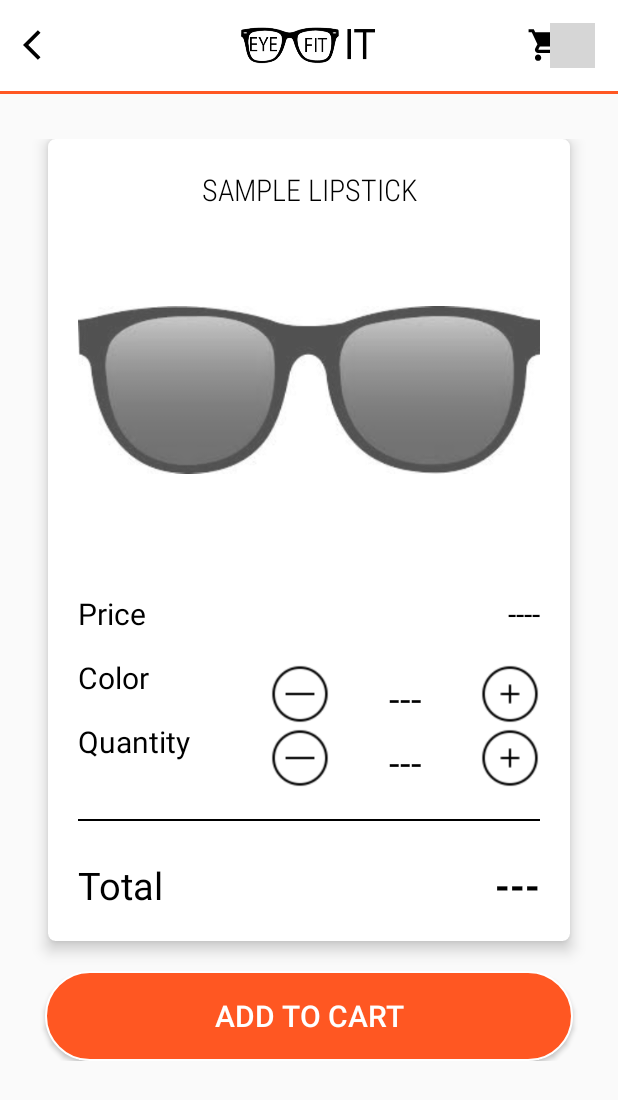
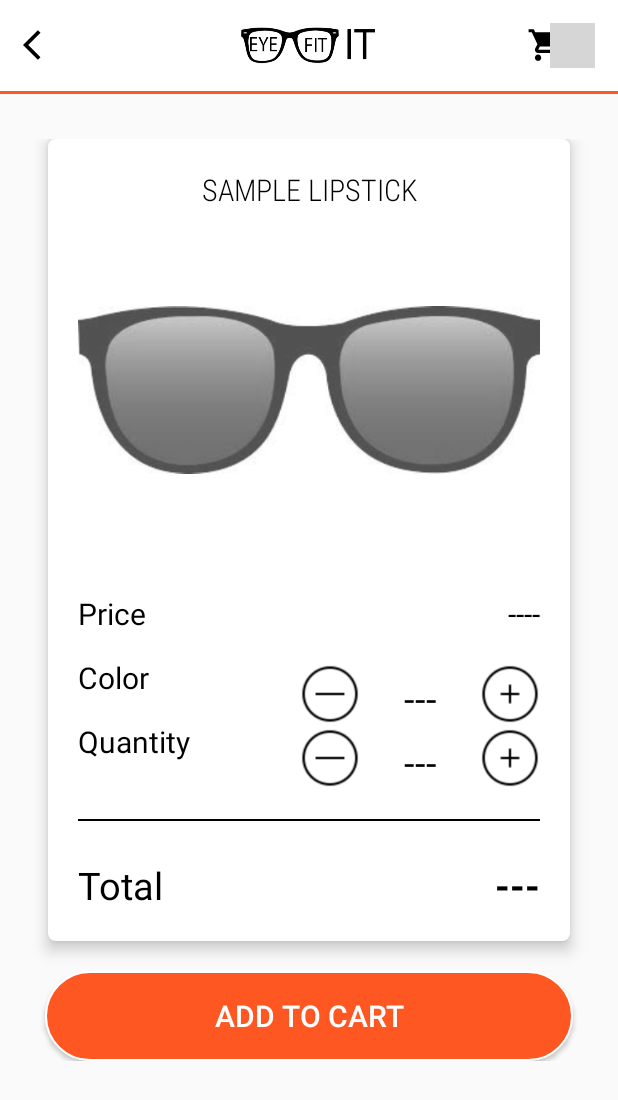
Before and after one commit to atoyota31/ar_eyeglasses, an Android app: the ProductDetails screen opened directly, with no data from a screen before it, on a phone screen of 412 x 824 dp. Shown: the top 1100 px of the screen. Run offline under Robolectric (Android 15) with nearby library versions, the phone set to English and light mode, and no system bars; libraries missing offline, so code that uses them is left out: com.nex3z.notificationbadge; plain views replace NotificationBadge; 2 statements that could not run were skipped; grey boxes are pictures that could not be loaded.

Commit message:
update color

```diff
--- a/samples/augmented-faces/src/main/res/layout/activity_product_details.xml
+++ b/samples/augmented-faces/src/main/res/layout/activity_product_details.xml
@@ -102,13 +102,12 @@
                             android:layout_width="40dp"
                             android:layout_height="40dp"
                             android:layout_centerVertical="true"
-                            android:layout_marginLeft="100dp"
                             android:background="@drawable/button_minus"
                             android:padding="10dp"  />
 
                         <TextView
                             android:id="@+id/detailsColor"
-                            android:layout_width="100dp"
+                            android:layout_width="80dp"
                             android:layout_height="50dp"
                             android:layout_toRightOf="@+id/color_left"
                             android:padding="10dp"
@@ -127,28 +126,6 @@
                             android:background="@drawable/button_add"
                             android:padding="10dp" />
                     </RelativeLayout>
-
-
-<!--&lt;!&ndash;                    //Product Color&ndash;&gt;-->
-<!--                    <TextView-->
-<!--                        android:layout_width="match_parent"-->
-<!--                        android:layout_below="@id/detailsProductPrice"-->
-<!--                        android:layout_height="wrap_content"-->
-<!--                        android:layout_marginTop="15dp"-->
-<!--                        android:text="Color"-->
-<!--                        android:textColor="@color/black"-->
-<!--                        android:textSize="20dp" />-->
-
-<!--                    <TextView-->
-<!--                        android:id="@+id/detailsProductColor"-->
-<!--                        android:layout_below="@id/detailsProductPrice"-->
-<!--                        android:layout_width="match_parent"-->
-<!--                        android:layout_height="wrap_content"-->
-<!--                        android:layout_marginTop="15dp"-->
-<!--                        android:gravity="right"-->
-<!--                        android:text="&#45;&#45;&#45;&#45;"-->
-<!--                        android:textColor="@color/black"-->
-<!--                        android:textSize="20dp" />-->
 
 
 <!--                    //Product Quantity-->
@@ -176,13 +153,12 @@
                             android:layout_width="40dp"
                             android:layout_height="40dp"
                             android:layout_centerVertical="true"
-                            android:layout_marginLeft="100dp"
                             android:background="@drawable/button_minus"
                             android:onClick="decrementValue" />
 
                         <TextView
                             android:id="@+id/detailsQuantity"
-                            android:layout_width="100dp"
+                            android:layout_width="80dp"
                             android:layout_height="50dp"
                             android:layout_toRightOf="@+id/counter_minus"
                             android:padding="10dp"
```
